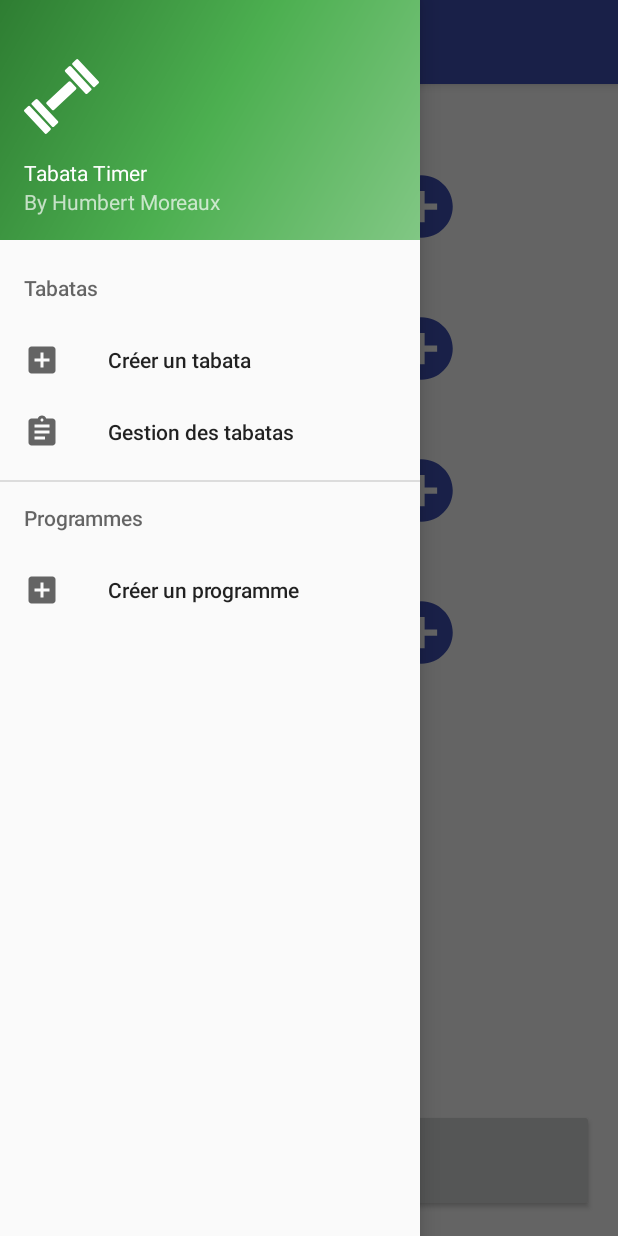
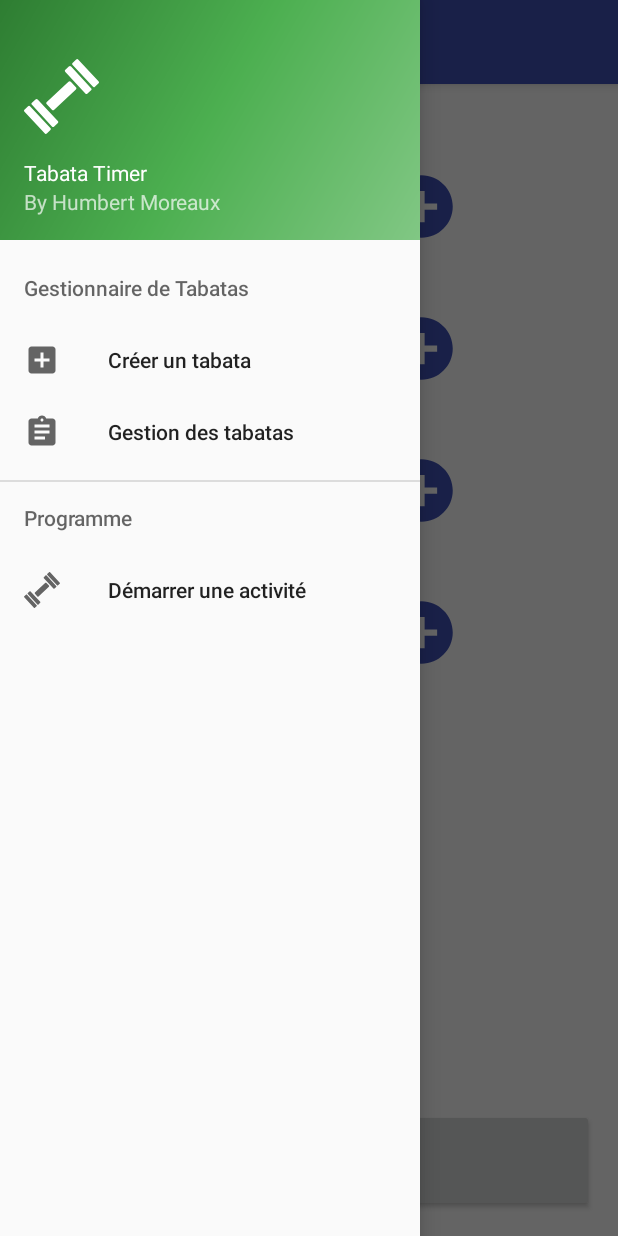
Before and after one commit to humbert73/mi1, an Android app: the screen it shows after launch (MainActivity), with the side drawer open, on a phone screen of 412 x 824 dp. Run offline under Robolectric (Android 15) with nearby library versions, the phone set to English and light mode, and no system bars.

Commit message:
Menu update (title)

```diff
--- a/testJeuAndroid/app/src/main/res/menu/activity_main_drawer.xml
+++ b/testJeuAndroid/app/src/main/res/menu/activity_main_drawer.xml
@@ -1,24 +1,23 @@
 <?xml version="1.0" encoding="utf-8"?>
 <menu xmlns:android="http://schemas.android.com/apk/res/android">
-    <item android:title="Tabatas">
+    <item android:title="@string/menu_title">
         <menu>
             <item
                 android:id="@+id/nav_add_tabata"
                 android:icon="@drawable/ic_menu_add"
-                android:title="Créer un tabata" />
+                android:title="@string/menu_add_tabata"/>
             <item
                 android:id="@+id/nav_gestion_tabata"
                 android:icon="@drawable/ic_menu_gestion"
-                android:title="Gestion des tabatas" />
+                android:title="@string/menu_config_tabata" />
         </menu>
     </item>
-    <item android:title="Programmes">
+    <item android:title="@string/menu_programme">
         <menu>
             <item
                 android:id="@+id/nav_add_programme"
-                android:icon="@drawable/ic_menu_add"
-                android:title="Créer un programme" />
+                android:icon="@drawable/ic_work"
+                android:title="@string/menu_start_programme" />
         </menu>
     </item>
-
 </menu>
--- a/testJeuAndroid/app/src/main/res/values/strings.xml
+++ b/testJeuAndroid/app/src/main/res/values/strings.xml
@@ -35,4 +35,11 @@
     <string name="label_choose_tabatas">Vos tabatas</string>
     <string name="label_selected_tabatas">Tabatas selectionnés</string>
 
+    <!--Menu-->
+    <string name="menu_title">Gestionnaire de Tabatas</string>
+    <string name="menu_add_tabata">Créer un tabata</string>
+    <string name="menu_config_tabata">Gestion des tabatas</string>
+    <string name="menu_start_programme">Démarrer une activité</string>
+    <string name="menu_programme">Programme</string>
+
 </resources>
```
